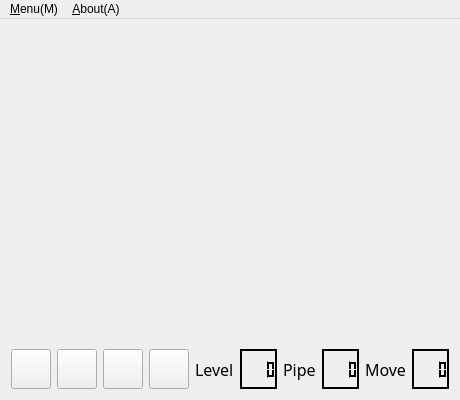
This is mainwindow.ui in zhyjiang/FlowFree as Qt 5 draws it before an edit. The edited form follows.
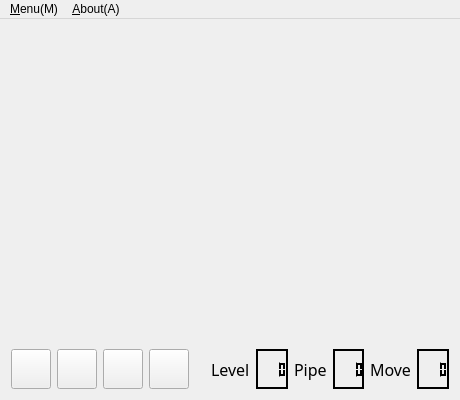
This is the edited form. Icons and pictures are not drawn.

```diff
--- a/mainwindow.ui
+++ b/mainwindow.ui
@@ -55,6 +55,19 @@
       </item>
       <item row="1" column="4">
        <layout class="QHBoxLayout" name="horizontalLayout">
+        <item>
+         <spacer name="horizontalSpacer">
+          <property name="orientation">
+           <enum>Qt::Horizontal</enum>
+          </property>
+          <property name="sizeHint" stdset="0">
+           <size>
+            <width>40</width>
+            <height>20</height>
+           </size>
+          </property>
+         </spacer>
+        </item>
         <item>
          <widget class="QLabel" name="label_3">
           <property name="font">
```
Left out of the diff: 2 changed lines with no effect on the pictures.
